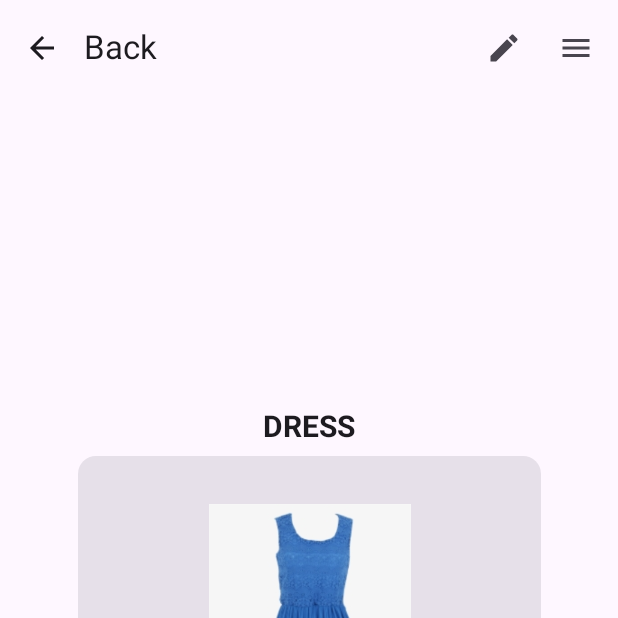
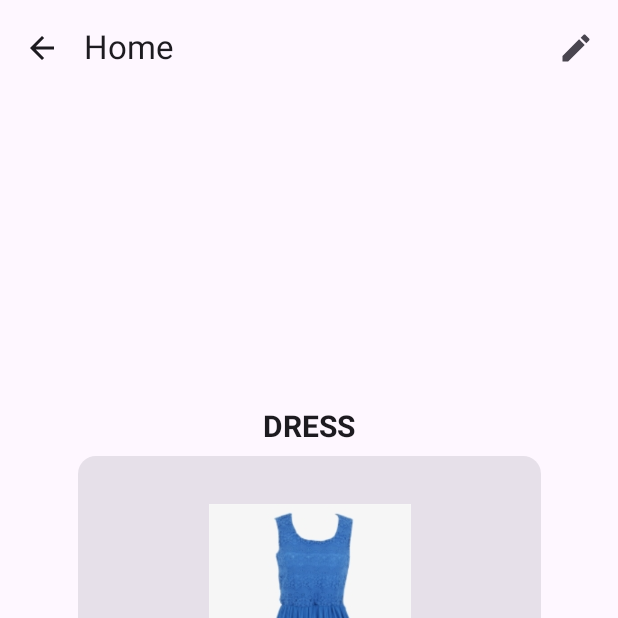
Before and after one commit to SeattleColleges/belindas-closet-android, an Android app built with Jetpack Compose: the ProductDetailPage screen opened through its navigation route, after a tap on "More Info", on a phone screen of 412 x 824 dp, the top half of it. Run offline under Robolectric (Android 15) with nearby library versions, the phone set to English and light mode, and no system bars.

Commit message:
Revert "belindas-closet-android_2_97_navigation-bar (#114)"
This reverts commit 954a3d80a26104cfad528198750343f9826960d5.

```diff
--- a/app/src/main/java/com/example/belindas_closet/screen/Home.kt
+++ b/app/src/main/java/com/example/belindas_closet/screen/Home.kt
@@ -1,6 +1,5 @@
 package com.example.belindas_closet.screen
 
-import android.graphics.drawable.Icon
 import androidx.compose.foundation.Image
 import androidx.compose.foundation.clickable
 import androidx.compose.foundation.layout.Arrangement
@@ -8,23 +7,13 @@ import androidx.compose.foundation.layout.Column
 import androidx.compose.foundation.layout.Row
 import androidx.compose.foundation.layout.Spacer
 import androidx.compose.foundation.layout.fillMaxSize
-import androidx.compose.foundation.layout.fillMaxWidth
 import androidx.compose.foundation.layout.padding
 import androidx.compose.foundation.layout.size
 import androidx.compose.foundation.layout.wrapContentSize
 import androidx.compose.foundation.lazy.LazyColumn
 import androidx.compose.foundation.lazy.items
-import androidx.compose.material.icons.Icons
-import androidx.compose.material.icons.filled.ArrowBack
-import androidx.compose.material.icons.filled.Edit
-import androidx.compose.material.icons.filled.Menu
 import androidx.compose.material3.Button
 import androidx.compose.material3.Card
-import androidx.compose.material3.TopAppBar
-import androidx.compose.material3.ExperimentalMaterial3Api
-import androidx.compose.material3.Icon
-import androidx.compose.material3.IconButton
-import androidx.compose.material3.Scaffold
 import androidx.compose.material3.Text
 import androidx.compose.material3.TextButton
 import androidx.compose.runtime.Composable
@@ -46,10 +35,8 @@ import com.example.belindas_closet.data.Datasource
 import com.example.belindas_closet.model.Product
 
 
-@OptIn(ExperimentalMaterial3Api::class)
 @Composable
 fun HomePage(navController: NavController) {
-
     Row(
         modifier = Modifier
             .size(125.dp)
--- a/app/src/main/java/com/example/belindas_closet/screen/IndividualProduct.kt
+++ b/app/src/main/java/com/example/belindas_closet/screen/IndividualProduct.kt
@@ -36,29 +36,17 @@ import com.example.belindas_closet.R
 import com.example.belindas_closet.Routes
 import com.example.belindas_closet.model.Product
 import com.example.belindas_closet.data.Datasource
-import androidx.activity.compose.BackHandler
-import androidx.compose.foundation.background
-import androidx.compose.foundation.layout.fillMaxSize
-import androidx.compose.foundation.layout.padding
-import androidx.compose.material.icons.filled.Menu
-import androidx.compose.material3.*
-import androidx.compose.material3.TabRowDefaults.tabIndicatorOffset
-import androidx.compose.runtime.*
 
 @OptIn(ExperimentalMaterial3Api::class)
 @Composable
 fun IndividualProductPage(navController: NavController, productId: String) {
-
-    var drawerState by remember { mutableStateOf(DrawerValue.Closed) }
-
     Scaffold(
-
         modifier = Modifier
             .fillMaxSize(),
         topBar = {
             /* Back arrow that navigates back to login page */
             TopAppBar(
-                title = { Text("Back") },
+                title = { Text("Home") },
                 navigationIcon = {
                     IconButton(
                         onClick = {
@@ -67,7 +55,7 @@ fun IndividualProductPage(navController: NavController, productId: String) {
                     ) {
                         Icon(
                             imageVector = Icons.Default.ArrowBack,
-                            contentDescription = "Back to Product page"
+                            contentDescription = "Back to Home page"
                         )
                     }
                 },
@@ -78,13 +66,6 @@ fun IndividualProductPage(navController: NavController, productId: String) {
                         }
                     ) {
                         Icon(imageVector = Icons.Default.Edit, contentDescription = "Edit")
-                    }
-                    IconButton(
-                        onClick = {
-                            drawerState = DrawerValue.Open
-                        }
-                    ) {
-                        Icon(imageVector = Icons.Default.Menu, contentDescription = "Menu")
                     }
                 }
             )
--- a/app/src/main/java/com/example/belindas_closet/screen/ProductDetail.kt
+++ b/app/src/main/java/com/example/belindas_closet/screen/ProductDetail.kt
@@ -15,11 +15,7 @@ import androidx.compose.foundation.lazy.items
 import androidx.compose.material.icons.Icons
 import androidx.compose.material.icons.filled.ArrowBack
 import androidx.compose.material.icons.filled.Edit
-import androidx.compose.material.icons.filled.Menu
 import androidx.compose.material3.Card
-import androidx.compose.material3.DrawerValue
-import androidx.compose.material3.DropdownMenu
-import androidx.compose.material3.DropdownMenuItem
 import androidx.compose.material3.ExperimentalMaterial3Api
 import androidx.compose.material3.Icon
 import androidx.compose.material3.IconButton
@@ -27,12 +23,7 @@ import androidx.compose.material3.Scaffold
 import androidx.compose.material3.Text
 import androidx.compose.material3.TextButton
 import androidx.compose.material3.TopAppBar
-import androidx.compose.material3.rememberDrawerState
 import androidx.compose.runtime.Composable
-import androidx.compose.runtime.getValue
-import androidx.compose.runtime.mutableStateOf
-import androidx.compose.runtime.remember
-import androidx.compose.runtime.setValue
 import androidx.compose.ui.Alignment
 import androidx.compose.ui.Modifier
 import androidx.compose.ui.graphics.Color
@@ -53,9 +44,6 @@ import com.example.belindas_closet.data.Datasource
 @OptIn(ExperimentalMaterial3Api::class)
 @Composable
 fun ProductDetailPage(navController: NavController) {
-
-    var drawerState by remember { mutableStateOf(DrawerValue.Closed) }
-
     Scaffold(
         modifier = Modifier
             .fillMaxSize(),
@@ -86,18 +74,9 @@ fun ProductDetailPage(navController: NavController) {
                     ) {
                         Icon(imageVector = Icons.Default.Edit, contentDescription = "Edit")
                     }
-                    IconButton(
-                        onClick = {
-                            drawerState = DrawerValue.Open
-                        }
-                    ) {
-                        Icon(imageVector = Icons.Default.Menu, contentDescription = "Menu")
-                    }
-
                 }
             )
         },
-
     ) { innerPadding ->
         val modifier = Modifier.padding(innerPadding)
         Column(
```
Also changed, not shown: app/build.gradle (+4 -5 lines).
